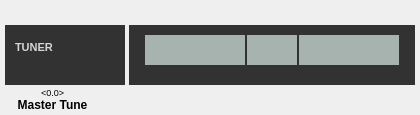
Qt form ToasterWidgets/QToasterTunerLCD.ui (virango/Toaster) before a commit.
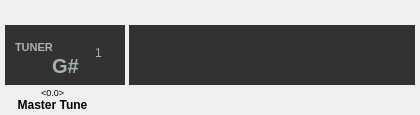
The same form after that commit.

Commit message: * wah wah editor completed * tuner completed

Diff of the .ui file:
```diff
--- a/ToasterWidgets/QToasterTunerLCD.ui
+++ b/ToasterWidgets/QToasterTunerLCD.ui
@@ -48,27 +48,27 @@
        <colorrole role="WindowText">
         <brush brushstyle="SolidPattern">
          <color alpha="255">
-          <red>213</red>
-          <green>213</green>
-          <blue>213</blue>
+          <red>167</red>
+          <green>179</green>
+          <blue>175</blue>
          </color>
         </brush>
        </colorrole>
        <colorrole role="Text">
         <brush brushstyle="SolidPattern">
          <color alpha="255">
-          <red>213</red>
-          <green>213</green>
-          <blue>213</blue>
+          <red>167</red>
+          <green>179</green>
+          <blue>175</blue>
          </color>
         </brush>
        </colorrole>
        <colorrole role="ButtonText">
         <brush brushstyle="SolidPattern">
          <color alpha="255">
-          <red>213</red>
-          <green>213</green>
-          <blue>213</blue>
+          <red>167</red>
+          <green>179</green>
+          <blue>175</blue>
          </color>
         </brush>
        </colorrole>
@@ -77,27 +77,27 @@
        <colorrole role="WindowText">
         <brush brushstyle="SolidPattern">
          <color alpha="255">
-          <red>213</red>
-          <green>213</green>
-          <blue>213</blue>
+          <red>167</red>
+          <green>179</green>
+          <blue>175</blue>
          </color>
         </brush>
        </colorrole>
        <colorrole role="Text">
         <brush brushstyle="SolidPattern">
          <color alpha="255">
-          <red>213</red>
-          <green>213</green>
-          <blue>213</blue>
+          <red>167</red>
+          <green>179</green>
+          <blue>175</blue>
          </color>
         </brush>
        </colorrole>
        <colorrole role="ButtonText">
         <brush brushstyle="SolidPattern">
          <color alpha="255">
-          <red>213</red>
-          <green>213</green>
-          <blue>213</blue>
+          <red>167</red>
+          <green>179</green>
+          <blue>175</blue>
          </color>
         </brush>
        </colorrole>
@@ -106,27 +106,27 @@
        <colorrole role="WindowText">
         <brush brushstyle="SolidPattern">
          <color alpha="255">
-          <red>213</red>
-          <green>213</green>
-          <blue>213</blue>
+          <red>167</red>
+          <green>179</green>
+          <blue>175</blue>
          </color>
         </brush>
        </colorrole>
        <colorrole role="Text">
         <brush brushstyle="SolidPattern">
          <color alpha="255">
-          <red>213</red>
-          <green>213</green>
-          <blue>213</blue>
+          <red>167</red>
+          <green>179</green>
+          <blue>175</blue>
          </color>
         </brush>
        </colorrole>
        <colorrole role="ButtonText">
         <brush brushstyle="SolidPattern">
          <color alpha="255">
-          <red>213</red>
-          <green>213</green>
-          <blue>213</blue>
+          <red>167</red>
+          <green>179</green>
+          <blue>175</blue>
          </color>
         </brush>
        </colorrole>
@@ -143,13 +143,62 @@
     <property name="styleSheet">
      <string notr="true">QLabel#titleLabel
 {
-	color: rgb(213, 213, 213);
+	color: rgb(167, 179, 175);
 }</string>
     </property>
     <property name="text">
      <string>TUNER</string>
     </property>
    </widget>
+   <widget class="QLabel" name="noteLabel">
+    <property name="geometry">
+     <rect>
+      <x>45</x>
+      <y>20</y>
+      <width>31</width>
+      <height>41</height>
+     </rect>
+    </property>
+    <property name="font">
+     <font>
+      <pointsize>15</pointsize>
+      <weight>75</weight>
+      <bold>true</bold>
+      <strikeout>false</strikeout>
+     </font>
+    </property>
+    <property name="styleSheet">
+     <string notr="true">QLabel#noteLabel
+{
+	color: rgb(167, 179, 175);
+}</string>
+    </property>
+    <property name="text">
+     <string>G#</string>
+    </property>
+    <property name="alignment">
+     <set>Qt::AlignCenter</set>
+    </property>
+   </widget>
+   <widget class="QLabel" name="octaveLabel">
+    <property name="geometry">
+     <rect>
+      <x>90</x>
+      <y>20</y>
+      <width>16</width>
+      <height>16</height>
+     </rect>
+    </property>
+    <property name="styleSheet">
+     <string notr="true">QLabel#octaveLabel
+{
+	color: rgb(167, 179, 175);
+}</string>
+    </property>
+    <property name="text">
+     <string>1</string>
+    </property>
+   </widget>
   </widget>
   <widget class="QLabel" name="masterTuneTitle">
    <property name="geometry">
@@ -218,21 +267,25 @@
 	background-color: rgb(50, 50, 50);
 }</string>
    </property>
-   <widget class="QWidget" name="scaleInnerWidget" native="true">
+   <widget class="QLabel" name="indexLabel">
     <property name="geometry">
      <rect>
       <x>16</x>
       <y>10</y>
       <width>254</width>
-      <height>30</height>
+      <height>25</height>
      </rect>
     </property>
     <property name="styleSheet">
-     <string notr="true">QWidget#scaleInnerWidget
+     <string notr="true">QLabel#label	
 {
 	background-color: rgb(167, 179, 175);
 }</string>
     </property>
+    <property name="text">
+     <string/>
+    </property>
+   </widget>
     <widget class="Line" name="line1">
      <property name="geometry">
       <rect>
@@ -285,7 +338,10 @@
       <enum>Qt::Vertical</enum>
      </property>
     </widget>
-   </widget>
+   <zorder>indexLabel</zorder>
+   <zorder>indexLabel</zorder>
+   <zorder>line1</zorder>
+   <zorder>line2</zorder>
   </widget>
  </widget>
  <resources/>
```
Left out of the diff: 8 changed lines with no effect on the pictures. Lines whose indentation alone changed are shown as unchanged. The commit also changes 40 other files.
